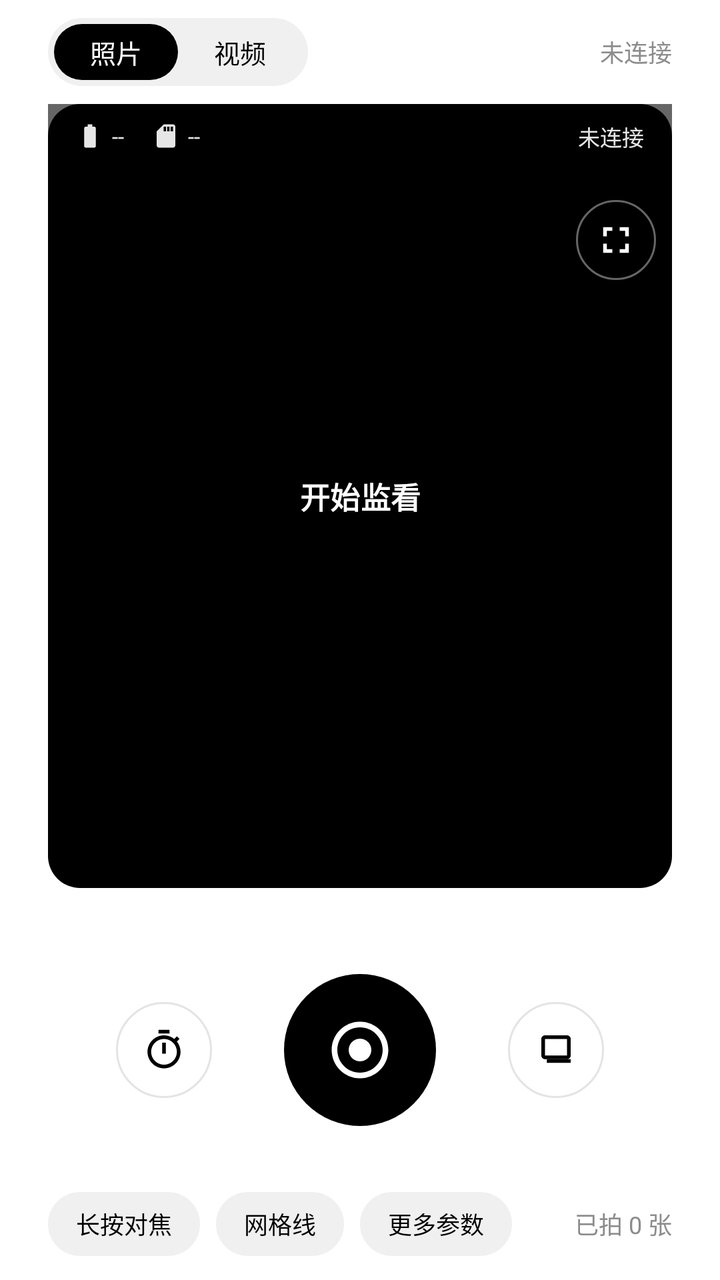
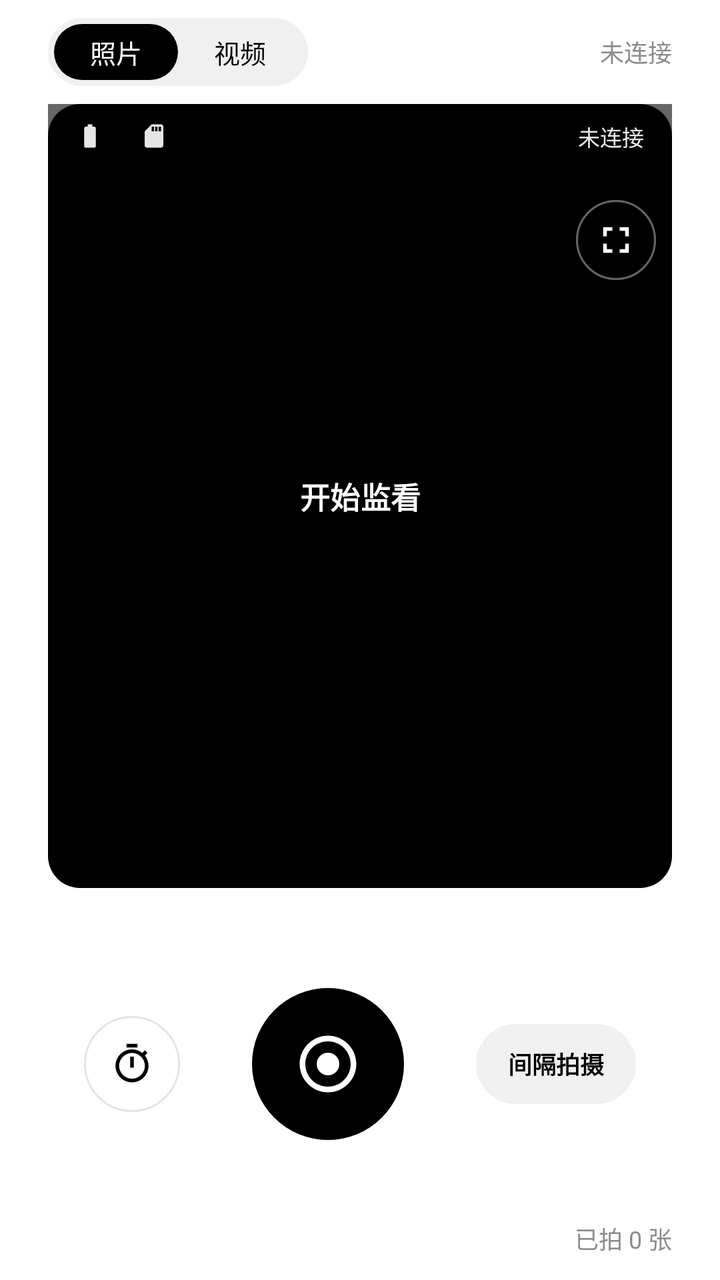

The first picture is an Android layout as it rendered before a commit; the second is the same layout after the commit. The layout source and the unified diff follow.
<!-- AndroidManifest.xml: application theme Theme.NikonLink -->
<!-- res/layout/fragment_remote.xml -->
<?xml version="1.0" encoding="utf-8"?>
<LinearLayout xmlns:android="http://schemas.android.com/apk/res/android"
    xmlns:app="http://schemas.android.com/apk/res-auto"
    android:layout_width="match_parent"
    android:layout_height="match_parent"
    android:background="@color/background"
    android:orientation="vertical">

    
    <LinearLayout
        android:layout_width="match_parent"
        android:layout_height="52dp"
        android:gravity="center_vertical"
        android:orientation="horizontal"
        android:paddingHorizontal="@dimen/page_margin">

        <LinearLayout
            android:layout_width="wrap_content"
            android:layout_height="34dp"
            android:background="@drawable/bg_chip"
            android:orientation="horizontal"
            android:padding="3dp">

            <TextView
                android:id="@+id/btnModePhoto"
                android:layout_width="wrap_content"
                android:layout_height="match_parent"
                android:background="@drawable/bg_chip_selected"
                android:gravity="center"
                android:paddingHorizontal="18dp"
                android:text="照片"
                android:textColor="@color/on_primary"
                android:textSize="13sp" />

            <TextView
                android:id="@+id/btnModeVideo"
                android:layout_width="wrap_content"
                android:layout_height="match_parent"
                android:gravity="center"
                android:paddingHorizontal="18dp"
                android:text="视频"
                android:textColor="@color/text_primary"
                android:textSize="13sp" />
        </LinearLayout>

        <View
            android:layout_width="0dp"
            android:layout_height="0dp"
            android:layout_weight="1" />

        <TextView
            android:id="@+id/tvRemoteStatus"
            android:layout_width="wrap_content"
            android:layout_height="wrap_content"
            android:text="未连接"
            android:textColor="@color/text_tertiary"
            android:textSize="12sp" />
    </LinearLayout>

    
    <FrameLayout
        android:id="@+id/liveContainer"
        android:layout_width="match_parent"
        android:layout_height="0dp"
        android:layout_marginHorizontal="@dimen/page_margin"
        android:layout_weight="2"
        android:background="@drawable/bg_liveview">

        <ImageView
            android:id="@+id/ivLiveView"
            android:layout_width="match_parent"
            android:layout_height="match_parent"
            android:contentDescription="实时取景画面"
            android:scaleType="fitCenter" />

        
        <ImageView
            android:id="@+id/viewGrid"
            android:layout_width="match_parent"
            android:layout_height="match_parent"
            android:contentDescription="网格线"
            android:scaleType="fitXY"
            android:src="@drawable/bg_grid_thirds"
            android:visibility="gone" />

        
        <LinearLayout
            android:layout_width="match_parent"
            android:layout_height="wrap_content"
            android:layout_gravity="top"
            android:background="@color/liveview_scrim"
            android:gravity="center_vertical"
            android:orientation="horizontal"
            android:paddingHorizontal="14dp"
            android:paddingVertical="8dp">

            <ImageView
                android:layout_width="14dp"
                android:layout_height="14dp"
                android:contentDescription="电量"
                android:src="@drawable/ic_battery"
                app:tint="@color/liveview_text" />

            <TextView
                android:id="@+id/tvLvBattery"
                android:layout_width="wrap_content"
                android:layout_height="wrap_content"
                android:layout_marginStart="4dp"
                android:text="--"
                android:textColor="@color/liveview_text"
                android:textSize="11sp" />

            <ImageView
                android:layout_width="14dp"
                android:layout_height="14dp"
                android:layout_marginStart="14dp"
                android:contentDescription="剩余"
                android:src="@drawable/ic_sd_card"
                app:tint="@color/liveview_text" />

            <TextView
                android:id="@+id/tvLvShots"
                android:layout_width="wrap_content"
                android:layout_height="wrap_content"
                android:layout_marginStart="4dp"
                android:text="--"
                android:textColor="@color/liveview_text"
                android:textSize="11sp" />

            <View
                android:layout_width="0dp"
                android:layout_height="0dp"
                android:layout_weight="1" />

            <TextView
                android:id="@+id/tvLvConn"
                android:layout_width="wrap_content"
                android:layout_height="wrap_content"
                android:text="未连接"
                android:textColor="@color/liveview_text"
                android:textSize="11sp" />
        </LinearLayout>

        
        <LinearLayout
            android:id="@+id/layoutRecordBadge"
            android:layout_width="wrap_content"
            android:layout_height="wrap_content"
            android:layout_gravity="top|center_horizontal"
            android:layout_marginTop="40dp"
            android:background="@color/liveview_scrim"
            android:gravity="center_vertical"
            android:orientation="horizontal"
            android:paddingHorizontal="12dp"
            android:paddingVertical="5dp"
            android:visibility="gone">

            <ImageView
                android:layout_width="10dp"
                android:layout_height="10dp"
                android:contentDescription="录制中"
                android:src="@drawable/ic_record_dot"
                app:tint="@color/white" />

            <TextView
                android:id="@+id/tvRecordTime"
                android:layout_width="wrap_content"
                android:layout_height="wrap_content"
                android:layout_marginStart="6dp"
                android:text="00:00"
                android:textColor="@color/white"
                android:textSize="12sp"
                android:textStyle="bold" />
        </LinearLayout>

        
        <ImageView
            android:id="@+id/viewFocusIndicator"
            android:layout_width="56dp"
            android:layout_height="56dp"
            android:contentDescription="对焦点"
            android:src="@drawable/ic_focus"
            android:visibility="gone"
            app:tint="@color/white" />

        
        <com.google.android.material.button.MaterialButton
            android:id="@+id/btnStartLv"
            style="@style/NlButton.Primary"
            android:layout_width="wrap_content"
            android:layout_height="44dp"
            android:layout_gravity="center"
            android:paddingHorizontal="28dp"
            android:text="开始监看" />

        
        <ImageView
            android:id="@+id/btnFullscreenLv"
            android:layout_width="40dp"
            android:layout_height="40dp"
            android:layout_gravity="top|end"
            android:layout_marginTop="48dp"
            android:layout_marginEnd="8dp"
            android:background="@drawable/bg_fullscreen_button"
            android:contentDescription="全屏监看"
            android:padding="9dp"
            android:src="@drawable/ic_fullscreen"
            app:tint="@color/white" />

        
        <View
            android:id="@+id/viewFlash"
            android:layout_width="match_parent"
            android:layout_height="match_parent"
            android:alpha="0"
            android:background="@color/white"
            android:visibility="gone" />
    </FrameLayout>

    
    <LinearLayout
        android:layout_width="match_parent"
        android:layout_height="0dp"
        android:layout_weight="1"
        android:orientation="vertical"
        android:paddingTop="10dp">

        
        <HorizontalScrollView
            android:layout_width="match_parent"
            android:layout_height="wrap_content"
            android:clipToPadding="false"
            android:paddingHorizontal="@dimen/page_margin"
            android:scrollbars="none">

            <LinearLayout
                android:id="@+id/paramRow"
                android:layout_width="wrap_content"
                android:layout_height="wrap_content"
                android:orientation="horizontal" />
        </HorizontalScrollView>

        
        <HorizontalScrollView
            android:id="@+id/extraParamScroll"
            android:layout_width="match_parent"
            android:layout_height="wrap_content"
            android:layout_marginTop="8dp"
            android:clipToPadding="false"
            android:paddingHorizontal="@dimen/page_margin"
            android:scrollbars="none"
            android:visibility="gone">

            <LinearLayout
                android:layout_width="wrap_content"
                android:layout_height="wrap_content"
                android:orientation="horizontal">

                <TextView
                    android:id="@+id/btnFocusModeCycle"
                    android:layout_width="wrap_content"
                    android:layout_height="34dp"
                    android:layout_marginEnd="8dp"
                    android:background="@drawable/bg_chip"
                    android:gravity="center"
                    android:paddingHorizontal="14dp"
                    android:text="对焦 AF-S"
                    android:textColor="@color/text_primary"
                    android:textSize="12sp" />

                <TextView
                    android:id="@+id/btnMeteringCycle"
                    android:layout_width="wrap_content"
                    android:layout_height="34dp"
                    android:layout_marginEnd="8dp"
                    android:background="@drawable/bg_chip"
                    android:gravity="center"
                    android:paddingHorizontal="14dp"
                    android:text="测光 矩阵"
                    android:textColor="@color/text_primary"
                    android:textSize="12sp" />

                <TextView
                    android:id="@+id/btnInterval"
                    android:layout_width="wrap_content"
                    android:layout_height="34dp"
                    android:layout_marginEnd="8dp"
                    android:background="@drawable/bg_chip"
                    android:gravity="center"
                    android:paddingHorizontal="14dp"
                    android:text="间隔拍摄"
                    android:textColor="@color/text_primary"
                    android:textSize="12sp" />

                <TextView
                    android:id="@+id/btnBulb"
                    android:layout_width="wrap_content"
                    android:layout_height="34dp"
                    android:background="@drawable/bg_chip"
                    android:gravity="center"
                    android:paddingHorizontal="14dp"
                    android:text="B门 长按曝光"
                    android:textColor="@color/text_primary"
                    android:textSize="12sp" />
            </LinearLayout>
        </HorizontalScrollView>

        
        <LinearLayout
            android:layout_width="match_parent"
            android:layout_height="0dp"
            android:layout_weight="1"
            android:gravity="center"
            android:orientation="horizontal"
            android:paddingHorizontal="@dimen/page_margin">

            <FrameLayout
                android:id="@+id/btnTimer"
                android:layout_width="48dp"
                android:layout_height="48dp"
                android:background="@drawable/bg_icon_circle">

                <ImageView
                    android:layout_width="22dp"
                    android:layout_height="22dp"
                    android:layout_gravity="center"
                    android:contentDescription="定时拍摄"
                    android:src="@drawable/ic_timer"
                    app:tint="@color/text_primary" />
            </FrameLayout>

            <FrameLayout
                android:id="@+id/btnShutter"
                android:layout_width="76dp"
                android:layout_height="76dp"
                android:layout_marginHorizontal="36dp"
                android:background="@drawable/bg_circle_primary">

                <ImageView
                    android:id="@+id/ivShutterIcon"
                    android:layout_width="34dp"
                    android:layout_height="34dp"
                    android:layout_gravity="center"
                    android:contentDescription="快门"
                    android:src="@drawable/ic_shutter_white" />
            </FrameLayout>

            <FrameLayout
                android:id="@+id/btnBurst"
                android:layout_width="48dp"
                android:layout_height="48dp"
                android:background="@drawable/bg_icon_circle">

                <ImageView
                    android:layout_width="22dp"
                    android:layout_height="22dp"
                    android:layout_gravity="center"
                    android:contentDescription="连拍"
                    android:src="@drawable/ic_burst"
                    app:tint="@color/text_primary" />
            </FrameLayout>
        </LinearLayout>

        
        <LinearLayout
            android:layout_width="match_parent"
            android:layout_height="wrap_content"
            android:gravity="center"
            android:orientation="horizontal"
            android:paddingHorizontal="@dimen/page_margin"
            android:paddingBottom="12dp">

            <TextView
                android:id="@+id/btnFocusHold"
                android:layout_width="wrap_content"
                android:layout_height="32dp"
                android:background="@drawable/bg_chip"
                android:gravity="center"
                android:paddingHorizontal="14dp"
                android:text="长按对焦"
                android:textColor="@color/text_primary"
                android:textSize="12sp" />

            <TextView
                android:id="@+id/btnGridToggle"
                android:layout_width="wrap_content"
                android:layout_height="32dp"
                android:layout_marginStart="8dp"
                android:background="@drawable/bg_chip"
                android:gravity="center"
                android:paddingHorizontal="14dp"
                android:text="网格线"
                android:textColor="@color/text_primary"
                android:textSize="12sp" />

            <TextView
                android:id="@+id/btnExtraToggle"
                android:layout_width="wrap_content"
                android:layout_height="32dp"
                android:layout_marginStart="8dp"
                android:background="@drawable/bg_chip"
                android:gravity="center"
                android:paddingHorizontal="14dp"
                android:text="更多参数"
                android:textColor="@color/text_primary"
                android:textSize="12sp" />

            <View
                android:layout_width="0dp"
                android:layout_height="0dp"
                android:layout_weight="1" />

            <TextView
                android:id="@+id/tvShotCount"
                android:layout_width="wrap_content"
                android:layout_height="wrap_content"
                android:text="已拍 0 张"
                android:textColor="@color/text_tertiary"
                android:textSize="12sp" />
        </LinearLayout>
    </LinearLayout>
</LinearLayout>
<!-- resources referenced by this layout -->
<resources>
  <color name="background">#FFFFFF</color>
  <color name="liveview_scrim">#99000000</color>
  <color name="liveview_text">#E6FFFFFF</color>
  <color name="on_primary">#FFFFFF</color>
  <color name="text_primary">#000000</color>
  <color name="text_tertiary">#8C8C8C</color>
  <color name="white">#FFFFFF</color>
  <dimen name="page_margin">24dp</dimen>
  <!-- drawable bg_chip (drawable) -->
  <?xml version="1.0" encoding="utf-8"?>
  <shape xmlns:android="http://schemas.android.com/apk/res/android" android:shape="rectangle">
      <solid android:color="@color/chip_unselected" />
      <corners android:radius="20dp" />
  </shape>
  <!-- drawable bg_chip_selected (drawable) -->
  <?xml version="1.0" encoding="utf-8"?>
  <shape xmlns:android="http://schemas.android.com/apk/res/android" android:shape="rectangle">
      <solid android:color="@color/primary" />
      <corners android:radius="20dp" />
  </shape>
  <!-- drawable bg_circle_primary (drawable) -->
  <?xml version="1.0" encoding="utf-8"?>
  <shape xmlns:android="http://schemas.android.com/apk/res/android" android:shape="oval">
      <solid android:color="@color/primary" />
  </shape>
  <!-- drawable bg_fullscreen_button (drawable) -->
  <?xml version="1.0" encoding="utf-8"?>
  <shape xmlns:android="http://schemas.android.com/apk/res/android" android:shape="oval">
      <solid android:color="#99000000" />
      <stroke android:width="1dp" android:color="#66FFFFFF" />
  </shape>
  <!-- drawable bg_icon_circle (drawable) -->
  <?xml version="1.0" encoding="utf-8"?>
  <shape xmlns:android="http://schemas.android.com/apk/res/android" android:shape="oval">
      <solid android:color="@color/surface" />
      <stroke android:width="1dp" android:color="@color/outline" />
  </shape>
  <!-- drawable bg_liveview (drawable) -->
  <?xml version="1.0" encoding="utf-8"?>
  <shape xmlns:android="http://schemas.android.com/apk/res/android" android:shape="rectangle">
      <solid android:color="@color/black" />
      <corners android:radius="16dp" />
  </shape>
  <!-- drawable ic_burst (drawable) -->
  <?xml version="1.0" encoding="utf-8"?>
  <vector xmlns:android="http://schemas.android.com/apk/res/android"
      android:width="24dp" android:height="24dp"
      android:viewportWidth="24" android:viewportHeight="24">
      <path android:fillColor="#FF000000"
          android:pathData="M18,4H6C4.9,4 4,4.9 4,6v9c0,1.1 0.9,2 2,2h12c1.1,0 2,-0.9 2,-2V6C20,4.9 19.1,4 18,4zM18,15H6V6h12V9z" />
      <path android:fillColor="#FF000000"
          android:pathData="M7,19h13v-2H7z" />
  </vector>
  <!-- drawable ic_record_dot (drawable) -->
  <?xml version="1.0" encoding="utf-8"?>
  <vector xmlns:android="http://schemas.android.com/apk/res/android"
      android:width="24dp" android:height="24dp"
      android:viewportWidth="24" android:viewportHeight="24">
      <path android:fillColor="#FF000000"
          android:pathData="M12,18a6,6 0 1,1 0,-12 6,6 0 0,1 0,12z" />
  </vector>
  <color name="chip_unselected">#F0F0F0</color>
  <color name="primary">#000000</color>
  <color name="surface">#FFFFFF</color>
  <color name="outline">#E4E4E4</color>
  <color name="black">#000000</color>
  <color name="primary_variant">#1A1A1A</color>
  <color name="secondary">#262626</color>
  <color name="secondary_variant">#404040</color>
  <color name="surface_variant">#F5F5F5</color>
  <color name="accent_soft">#F5F5F5</color>
  <color name="panel_2">#F5F5F5</color>
  <color name="on_secondary">#FFFFFF</color>
  <color name="on_background">#000000</color>
  <color name="on_surface">#000000</color>
  <color name="on_surface_variant">#737373</color>
  <color name="nav_background">#FFFFFF</color>
  <style name="Widget.NlSwitch" parent="Widget.Material3.CompoundButton.Switch">
          <item name="thumbTint">@color/switch_thumb</item>
          <item name="trackTint">@color/switch_track</item>
      </style>
  <!-- unchanged entries left out for length: 11 -->
</resources>

<!-- the commit's change to res/layout/fragment_remote.xml (unified diff, before → after) -->
@@ -95,6 +95,7 @@
             android:paddingVertical="8dp">
 
             <ImageView
+                android:id="@+id/ivLvBattery"
                 android:layout_width="14dp"
                 android:layout_height="14dp"
                 android:contentDescription="电量"
@@ -106,11 +107,12 @@
                 android:layout_width="wrap_content"
                 android:layout_height="wrap_content"
                 android:layout_marginStart="4dp"
-                android:text="--"
+                android:text=""
                 android:textColor="@color/liveview_text"
                 android:textSize="11sp" />
 
             <ImageView
+                android:id="@+id/ivLvShots"
                 android:layout_width="14dp"
                 android:layout_height="14dp"
                 android:layout_marginStart="14dp"
@@ -123,7 +125,7 @@
                 android:layout_width="wrap_content"
                 android:layout_height="wrap_content"
                 android:layout_marginStart="4dp"
-                android:text="--"
+                android:text=""
                 android:textColor="@color/liveview_text"
                 android:textSize="11sp" />
 
@@ -241,71 +243,6 @@
         </HorizontalScrollView>
 
         
-        <HorizontalScrollView
-            android:id="@+id/extraParamScroll"
-            android:layout_width="match_parent"
-            android:layout_height="wrap_content"
-            android:layout_marginTop="8dp"
-            android:clipToPadding="false"
-            android:paddingHorizontal="@dimen/page_margin"
-            android:scrollbars="none"
-            android:visibility="gone">
-
-            <LinearLayout
-                android:layout_width="wrap_content"
-                android:layout_height="wrap_content"
-                android:orientation="horizontal">
-
-                <TextView
-                    android:id="@+id/btnFocusModeCycle"
-                    android:layout_width="wrap_content"
-                    android:layout_height="34dp"
-                    android:layout_marginEnd="8dp"
-                    android:background="@drawable/bg_chip"
-                    android:gravity="center"
-                    android:paddingHorizontal="14dp"
-                    android:text="对焦 AF-S"
-                    android:textColor="@color/text_primary"
-                    android:textSize="12sp" />
-
-                <TextView
-                    android:id="@+id/btnMeteringCycle"
-                    android:layout_width="wrap_content"
-                    android:layout_height="34dp"
-                    android:layout_marginEnd="8dp"
-                    android:background="@drawable/bg_chip"
-                    android:gravity="center"
-                    android:paddingHorizontal="14dp"
-                    android:text="测光 矩阵"
-                    android:textColor="@color/text_primary"
-                    android:textSize="12sp" />
-
-                <TextView
-                    android:id="@+id/btnInterval"
-                    android:layout_width="wrap_content"
-                    android:layout_height="34dp"
-                    android:layout_marginEnd="8dp"
-                    android:background="@drawable/bg_chip"
-                    android:gravity="center"
-                    android:paddingHorizontal="14dp"
-                    android:text="间隔拍摄"
-                    android:textColor="@color/text_primary"
-                    android:textSize="12sp" />
-
-                <TextView
-                    android:id="@+id/btnBulb"
-                    android:layout_width="wrap_content"
-                    android:layout_height="34dp"
-                    android:background="@drawable/bg_chip"
-                    android:gravity="center"
-                    android:paddingHorizontal="14dp"
-                    android:text="B门 长按曝光"
-                    android:textColor="@color/text_primary"
-                    android:textSize="12sp" />
-            </LinearLayout>
-        </HorizontalScrollView>
-
-        
         <LinearLayout
             android:layout_width="match_parent"
             android:layout_height="0dp"
@@ -345,70 +282,26 @@
                     android:src="@drawable/ic_shutter_white" />
             </FrameLayout>
 
-            <FrameLayout
-                android:id="@+id/btnBurst"
-                android:layout_width="48dp"
-                android:layout_height="48dp"
-                android:background="@drawable/bg_icon_circle">
-
-                <ImageView
-                    android:layout_width="22dp"
-                    android:layout_height="22dp"
-                    android:layout_gravity="center"
-                    android:contentDescription="连拍"
-                    android:src="@drawable/ic_burst"
-                    app:tint="@color/text_primary" />
-            </FrameLayout>
-        </LinearLayout>
-
-        
-        <LinearLayout
-            android:layout_width="match_parent"
-            android:layout_height="wrap_content"
-            android:gravity="center"
-            android:orientation="horizontal"
+            <TextView
+                android:id="@+id/btnModeAction"
+                android:layout_width="wrap_content"
+                android:layout_height="40dp"
+                android:background="@drawable/bg_chip"
+                android:gravity="center"
+                android:paddingHorizontal="16dp"
+                android:text="间隔拍摄"
+                android:textColor="@color/text_primary"
+                android:textSize="12sp"
+                android:textStyle="bold" />
+        </LinearLayout>
+
+        
+        <LinearLayout
+            android:layout_width="match_parent"
+            android:layout_height="wrap_content"
+            android:gravity="end"
             android:paddingHorizontal="@dimen/page_margin"
             android:paddingBottom="12dp">
-
-            <TextView
-                android:id="@+id/btnFocusHold"
-                android:layout_width="wrap_content"
-                android:layout_height="32dp"
-                android:background="@drawable/bg_chip"
-                android:gravity="center"
-                android:paddingHorizontal="14dp"
-                android:text="长按对焦"
-                android:textColor="@color/text_primary"
-                android:textSize="12sp" />
-
-            <TextView
-                android:id="@+id/btnGridToggle"
-                android:layout_width="wrap_content"
-                android:layout_height="32dp"
-                android:layout_marginStart="8dp"
-                android:background="@drawable/bg_chip"
-                android:gravity="center"
-                android:paddingHorizontal="14dp"
-                android:text="网格线"
-                android:textColor="@color/text_primary"
-                android:textSize="12sp" />
-
-            <TextView
-                android:id="@+id/btnExtraToggle"
-                android:layout_width="wrap_content"
-                android:layout_height="32dp"
-                android:layout_marginStart="8dp"
-                android:background="@drawable/bg_chip"
-                android:gravity="center"
-                android:paddingHorizontal="14dp"
-                android:text="更多参数"
-                android:textColor="@color/text_primary"
-                android:textSize="12sp" />
-
-            <View
-                android:layout_width="0dp"
-                android:layout_height="0dp"
-                android:layout_weight="1" />
 
             <TextView
                 android:id="@+id/tvShotCount"
<!-- resource entries referenced after the edit -->
@@ -43,16 +43,6 @@
       <solid android:color="@color/black" />
       <corners android:radius="16dp" />
   </shape>
-  <!-- drawable ic_burst (drawable) -->
-  <?xml version="1.0" encoding="utf-8"?>
-  <vector xmlns:android="http://schemas.android.com/apk/res/android"
-      android:width="24dp" android:height="24dp"
-      android:viewportWidth="24" android:viewportHeight="24">
-      <path android:fillColor="#FF000000"
-          android:pathData="M18,4H6C4.9,4 4,4.9 4,6v9c0,1.1 0.9,2 2,2h12c1.1,0 2,-0.9 2,-2V6C20,4.9 19.1,4 18,4zM18,15H6V6h12V9z" />
-      <path android:fillColor="#FF000000"
-          android:pathData="M7,19h13v-2H7z" />
-  </vector>
   <!-- drawable ic_record_dot (drawable) -->
   <?xml version="1.0" encoding="utf-8"?>
   <vector xmlns:android="http://schemas.android.com/apk/res/android"
